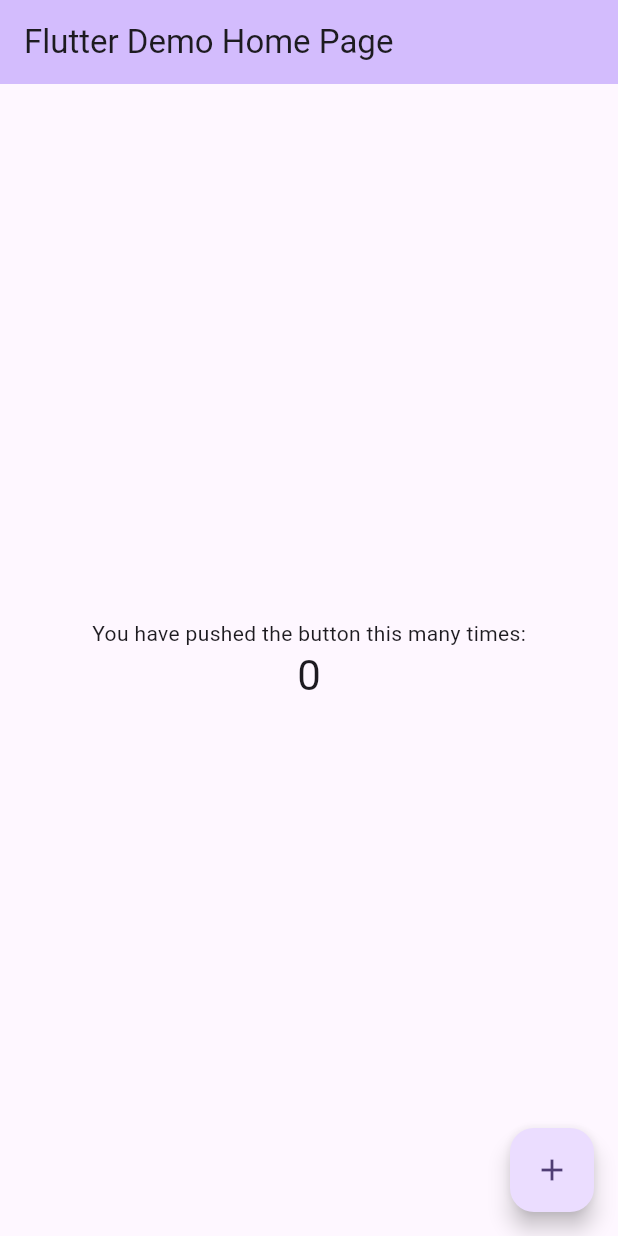
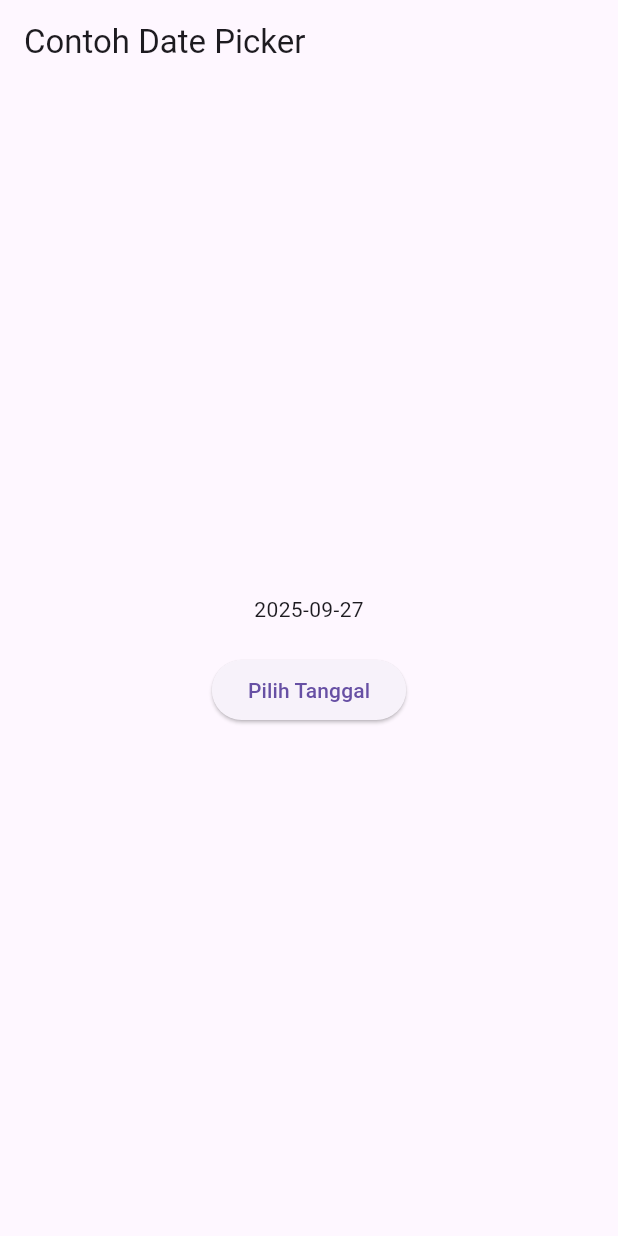
Before and after one commit to rafiirajendra/Pemrograman-Mobile-2025-2026, a Flutter app: the screen it shows after launch, on a phone screen of 412 x 824 dp. Run offline on Flutter 3.47's test engine with Material 3 defaults, Android fonts, the light colour scheme and no system bars.

Commit message:
jobsheet 05

```diff
--- /dev/null
+++ b/05/hello_world/lib/basic_widget/fab_widget.dart
@@ -0,0 +1,20 @@
+import "package:flutter/material.dart";
+
+class MyFabWidget extends StatelessWidget {
+  const MyFabWidget({super.key});
+
+  @override
+  Widget build(BuildContext context) {
+    return MaterialApp(
+      home: Scaffold(
+        floatingActionButton: FloatingActionButton(
+          onPressed: () {
+            // Add your onPressed code here!
+          },
+          backgroundColor: Colors.pink,
+          child: const Icon(Icons.thumb_up),
+        ),
+      ),
+    );
+  }
+}
--- /dev/null
+++ b/05/hello_world/lib/basic_widget/loading_cupertino.dart
@@ -0,0 +1,25 @@
+import "package:flutter/material.dart";
+import 'package:flutter/cupertino.dart';
+
+class MyWidget extends StatelessWidget {
+  const MyWidget({super.key});
+
+  @override
+  Widget build(BuildContext context) {
+    return MaterialApp(
+      home: Container(
+        margin: const EdgeInsets.only(top: 30),
+        color: Colors.white,
+        child: Column(
+          children: <Widget>[
+            CupertinoButton(
+              child: const Text("Contoh button"),
+              onPressed: () {},
+            ),
+            const CupertinoActivityIndicator(),
+          ],
+        ),
+      ),
+    );
+  }
+}
--- a/05/hello_world/lib/main.dart
+++ b/05/hello_world/lib/main.dart
@@ -1,36 +1,16 @@
+import 'dart:async';
 import 'package:flutter/material.dart';
 
-void main() {
-  runApp(const MyApp());
-}
+void main() => runApp(const MyApp());
 
 class MyApp extends StatelessWidget {
   const MyApp({super.key});
 
-  // This widget is the root of your application.
   @override
   Widget build(BuildContext context) {
-    return MaterialApp(
-      title: 'Flutter Demo',
-      theme: ThemeData(
-        // This is the theme of your application.
-        //
-        // TRY THIS: Try running your application with "flutter run". You'll see
-        // the application has a purple toolbar. Then, without quitting the app,
-        // try changing the seedColor in the colorScheme below to Colors.green
-        // and then invoke "hot reload" (save your changes or press the "hot
-        // reload" button in a Flutter-supported IDE, or press "r" if you used
-        // the command line to start the app).
-        //
-        // Notice that the counter didn't reset back to zero; the application
-        // state is not lost during the reload. To reset the state, use hot
-        // restart instead.
-        //
-        // This works for code too, not just values: Most code changes can be
-        // tested with just a hot reload.
-        colorScheme: ColorScheme.fromSeed(seedColor: Colors.deepPurple),
-      ),
-      home: const MyHomePage(title: 'Flutter Demo Home Page'),
+    return const MaterialApp(
+      title: 'Contoh Date Picker',
+      home: MyHomePage(title: 'Contoh Date Picker'),
     );
   }
 }
@@ -38,85 +18,56 @@
 class MyHomePage extends StatefulWidget {
   const MyHomePage({super.key, required this.title});
 
-  // This widget is the home page of your application. It is stateful, meaning
-  // that it has a State object (defined below) that contains fields that affect
-  // how it looks.
-
-  // This class is the configuration for the state. It holds the values (in this
-  // case the title) provided by the parent (in this case the App widget) and
-  // used by the build method of the State. Fields in a Widget subclass are
-  // always marked "final".
-
   final String title;
 
   @override
-  State<MyHomePage> createState() => _MyHomePageState();
+  _MyHomePageState createState() => _MyHomePageState();
 }
 
 class _MyHomePageState extends State<MyHomePage> {
-  int _counter = 0;
+  // Variable/State untuk mengambil tanggal
+  DateTime selectedDate = DateTime.now();
 
-  void _incrementCounter() {
-    setState(() {
-      // This call to setState tells the Flutter framework that something has
-      // changed in this State, which causes it to rerun the build method below
-      // so that the display can reflect the updated values. If we changed
-      // _counter without calling setState(), then the build method would not be
-      // called again, and so nothing would appear to happen.
-      _counter++;
-    });
+  //  Initial SelectDate FLutter
+  Future<void> _selectDate(BuildContext context) async {
+    // Initial DateTime FIinal Picked
+    final DateTime? picked = await showDatePicker(
+        context: context,
+        initialDate: selectedDate,
+        firstDate: DateTime(2015, 8),
+        lastDate: DateTime(2101));
+    if (picked != null && picked != selectedDate) {
+      setState(() {
+        selectedDate = picked;
+      });
+    }
   }
 
   @override
   Widget build(BuildContext context) {
-    // This method is rerun every time setState is called, for instance as done
-    // by the _incrementCounter method above.
-    //
-    // The Flutter framework has been optimized to make rerunning build methods
-    // fast, so that you can just rebuild anything that needs updating rather
-    // than having to individually change instances of widgets.
     return Scaffold(
       appBar: AppBar(
-        // TRY THIS: Try changing the color here to a specific color (to
-        // Colors.amber, perhaps?) and trigger a hot reload to see the AppBar
-        // change color while the other colors stay the same.
-        backgroundColor: Theme.of(context).colorScheme.inversePrimary,
-        // Here we take the value from the MyHomePage object that was created by
-        // the App.build method, and use it to set our appbar title.
         title: Text(widget.title),
       ),
       body: Center(
-        // Center is a layout widget. It takes a single child and positions it
-        // in the middle of the parent.
         child: Column(
-          // Column is also a layout widget. It takes a list of children and
-          // arranges them vertically. By default, it sizes itself to fit its
-          // children horizontally, and tries to be as tall as its parent.
-          //
-          // Column has various properties to control how it sizes itself and
-          // how it positions its children. Here we use mainAxisAlignment to
-          // center the children vertically; the main axis here is the vertical
-          // axis because Columns are vertical (the cross axis would be
-          // horizontal).
-          //
-          // TRY THIS: Invoke "debug painting" (choose the "Toggle Debug Paint"
-          // action in the IDE, or press "p" in the console), to see the
-          // wireframe for each widget.
-          mainAxisAlignment: MainAxisAlignment.center,
+          mainAxisSize: MainAxisSize.min,
           children: <Widget>[
-            const Text('You have pushed the button this many times:'),
-            Text(
-              '$_counter',
-              style: Theme.of(context).textTheme.headlineMedium,
+            Text("${selectedDate.toLocal()}".split(' ')[0]),
+            const SizedBox(
+              height: 20.0,
+            ),
+            ElevatedButton(
+              onPressed: () => {
+                _selectDate(context),
+                // ignore: avoid_print
+                print(selectedDate.day + selectedDate.month + selectedDate.year)
+              },
+              child: const Text('Pilih Tanggal'),
             ),
           ],
         ),
       ),
-      floatingActionButton: FloatingActionButton(
-        onPressed: _incrementCounter,
-        tooltip: 'Increment',
-        child: const Icon(Icons.add),
-      ), // This trailing comma makes auto-formatting nicer for build methods.
     );
   }
 }
--- a/05/hello_world/pubspec.yaml
+++ b/05/hello_world/pubspec.yaml
@@ -52,14 +52,15 @@ dev_dependencies:
 # The following section is specific to Flutter packages.
 flutter:
 
+
   # The following line ensures that the Material Icons font is
   # included with your application, so that you can use the icons in
   # the material Icons class.
   uses-material-design: true
 
   # To add assets to your application, add an assets section, like this:
-  # assets:
-  #   - images/a_dot_burr.jpeg
+  assets:
+      - assets/logo-polinema.png
   #   - images/a_dot_ham.jpeg
 
   # An image asset can refer to one or more resolution-specific "variants", see
```
Also changed, not shown: 05/hello_world/lib/basic_widget/image_widget.dart (added, +12 -0 lines), 05/hello_world/lib/basic_widget/text_widget.dart (added, +14 -0 lines), 05/hello_world/assets/logo-polinema.png (added), 05/hello_world/img/iamage08.jpg (added), 05/hello_world/img/image01.png (added), 05/hello_world/img/image02.png (added), 05/hello_world/img/image03.png (added), 05/hello_world/img/image04.png (added), 05/hello_world/img/image05.png (added), 05/hello_world/img/image06.png (added), 05/hello_world/img/image07.png (added), 1 other file.
